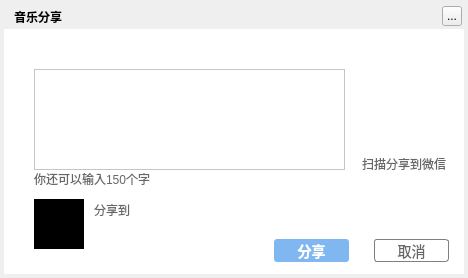
Qt form TTKModule/TTKWidget/musicUiKits/musicWidgetKits/musicsongsharingwidget.ui (Greedysky/TTKMusicPlayer) before a commit.
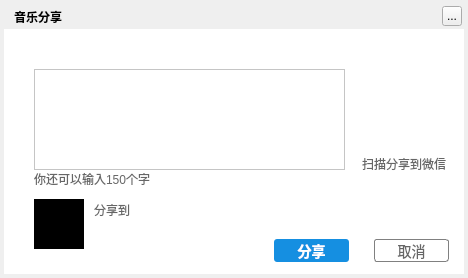
The same form after that commit. Icons and pictures are not drawn.

Commit message: Optimized color style[782223]

What changed in the file:
```diff
--- a/TTKModule/TTKWidget/musicUiKits/musicWidgetKits/musicsongsharingwidget.ui
+++ b/TTKModule/TTKWidget/musicUiKits/musicWidgetKits/musicsongsharingwidget.ui
@@ -233,7 +233,7 @@
      <cursorShape>PointingHandCursor</cursorShape>
     </property>
     <property name="styleSheet">
-     <string notr="true">QPushButton{border-radius:3px;background-color:#80B7F1;color:white;font-size:14px;font-weight:bold;}</string>
+     <string notr="true">QPushButton{border-radius:3px;background-color:#158FE1;color:white;font-size:14px;font-weight:bold;}</string>
     </property>
     <property name="text">
      <string>分享</string>
```
The commit also changes 8 other files.
